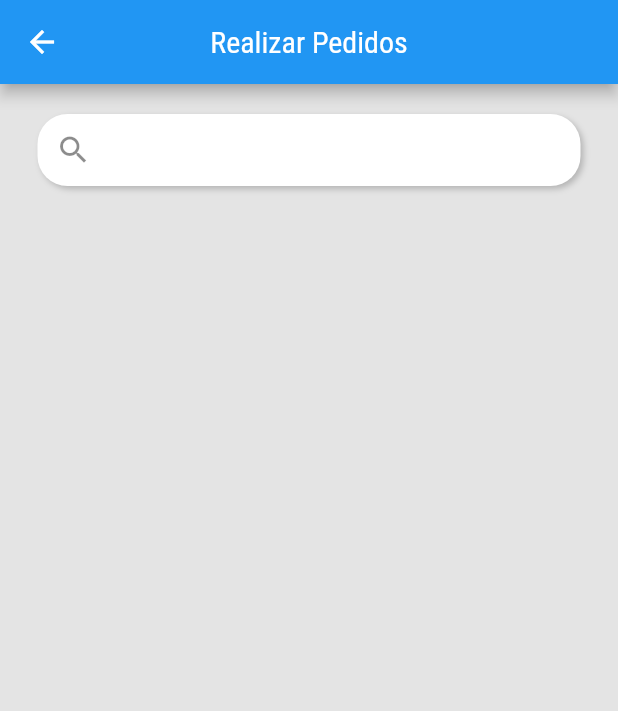
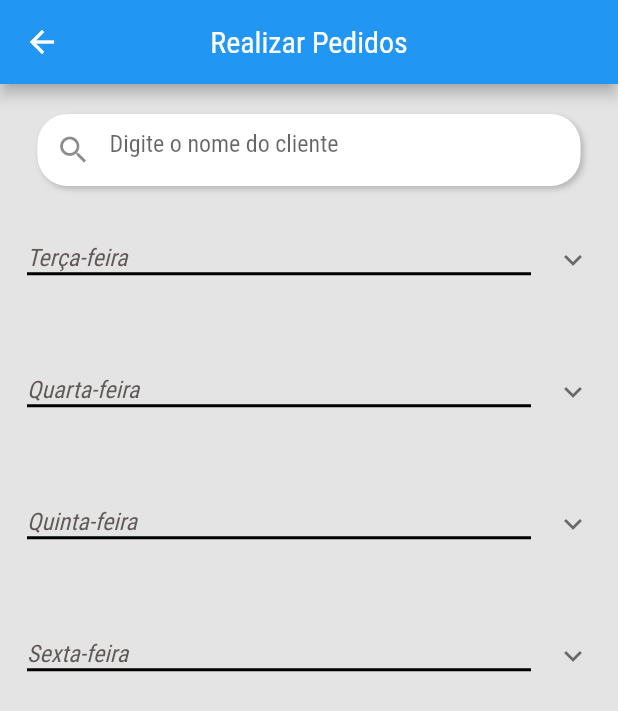
Before and after one commit to JonatasMSS/ControleEstoqueApp, a Flutter app: the FazerPedidoPage screen opened by its route, on a phone screen of 412 x 824 dp. Shown: the top 711 px of the screen. Run offline on Flutter 3.47's test engine with Material 2 defaults, Android fonts, the phone set to English and light mode, and no system bars; our stand-ins replace flutter_svg, get.

Commit message:
Quase la

```diff
--- a/lib/components/ClientComponent/ClientComponent.dart
+++ b/lib/components/ClientComponent/ClientComponent.dart
@@ -7,11 +7,12 @@ import 'package:flutter/src/widgets/framework.dart';
 class ClientComponent extends StatelessWidget {
   final String? clientName;
   final String? clientNumber;
-
+  final bool editable;
   const ClientComponent({
     Key? key,
     this.clientName,
     this.clientNumber,
+    this.editable = false,
   }) : super(key: key);
 
   @override
@@ -56,12 +57,15 @@ class ClientComponent extends StatelessWidget {
           ),
           Row(
             children: [
-              CircleAvatar(
-                backgroundColor: Colors.amber,
-                child: IconButton(
-                  icon: const Icon(Icons.edit),
-                  onPressed: () => {},
-                  color: Colors.black,
+              Visibility(
+                visible: editable,
+                child: CircleAvatar(
+                  backgroundColor: Colors.amber,
+                  child: IconButton(
+                    icon: const Icon(Icons.edit),
+                    onPressed: () => {},
+                    color: Colors.black,
+                  ),
                 ),
               ),
               const SizedBox(
--- a/lib/components/InputSearchComponent/InputSearchComponent.dart
+++ b/lib/components/InputSearchComponent/InputSearchComponent.dart
@@ -6,16 +6,20 @@ import 'package:flutter/src/widgets/framework.dart';
 class InputSearchComponent extends StatelessWidget {
   final TextEditingController? searchController;
   final String? hintText;
+  final Function(bool)? onFocused;
 
   const InputSearchComponent({
     Key? key,
     this.searchController,
     this.hintText,
+    this.onFocused,
   }) : super(key: key);
 
   @override
   Widget build(BuildContext context) {
-    return Container(
+    return Focus(
+      onFocusChange: onFocused,
+      child: Container(
         decoration: BoxDecoration(
           borderRadius: BorderRadius.circular(20),
           boxShadow: const [
@@ -46,6 +50,7 @@ class InputSearchComponent extends StatelessWidget {
             isCollapsed: true,
           ),
         ),
+      ),
     );
   }
 }
--- a/lib/pages/ClientesPage/ClientesPage.dart
+++ b/lib/pages/ClientesPage/ClientesPage.dart
@@ -35,7 +35,9 @@ class ClientesPage extends StatelessWidget {
               DataByDay(
                 title: 'Terça-feira',
                 dataChildrens: [
-                  ClientComponent(),
+                  ClientComponent(
+                    editable: true,
+                  ),
                 ],
               ),
               SizedBox(
--- a/lib/pages/FazerPedidoPage/FazerPedidoPage.dart
+++ b/lib/pages/FazerPedidoPage/FazerPedidoPage.dart
@@ -1,6 +1,7 @@
 import 'package:flutter/material.dart';
 import 'package:flutter/src/widgets/container.dart';
 import 'package:flutter/src/widgets/framework.dart';
+import 'package:genilson_app/components/DataByDay/DataByDay.dart';
 import 'package:genilson_app/components/InputSearchComponent/InputSearchComponent.dart';
 import 'package:genilson_app/components/NavBar/NavBarComponent.dart';
 
@@ -9,14 +10,48 @@ class FazerPedidoPage extends StatelessWidget {
 
   @override
   Widget build(BuildContext context) {
-    return Scaffold(
+    List<Widget> dateWidget = const [
+      DataByDay(
+        title: 'Terça-feira',
+      ),
+      SizedBox(
+        height: 30,
+      ),
+      DataByDay(
+        title: 'Quarta-feira',
+      ),
+      SizedBox(
+        height: 30,
+      ),
+      DataByDay(
+        title: 'Quinta-feira',
+      ),
+      SizedBox(
+        height: 30,
+      ),
+      DataByDay(
+        title: 'Sexta-feira',
+      ),
+      SizedBox(
+        height: 30,
+      ),
+    ];
+
+    return GestureDetector(
+      onTap: () => FocusManager.instance.primaryFocus
+          ?.unfocus(), // Desfocar ao clicar na tela,
+      child: Scaffold(
         backgroundColor: const Color(0xFFE4E4E4),
         appBar: NavBarComponent(NavBarTitle: 'Realizar Pedidos'),
         body: SingleChildScrollView(
           child: Column(
             children: [
-            InputSearchComponent(),
+              const InputSearchComponent(
+                hintText: 'Digite o nome do cliente',
+              ),
+              ...dateWidget,
             ],
+          ),
         ),
       ),
     );
```
Lines whose indentation alone changed are shown as unchanged.
